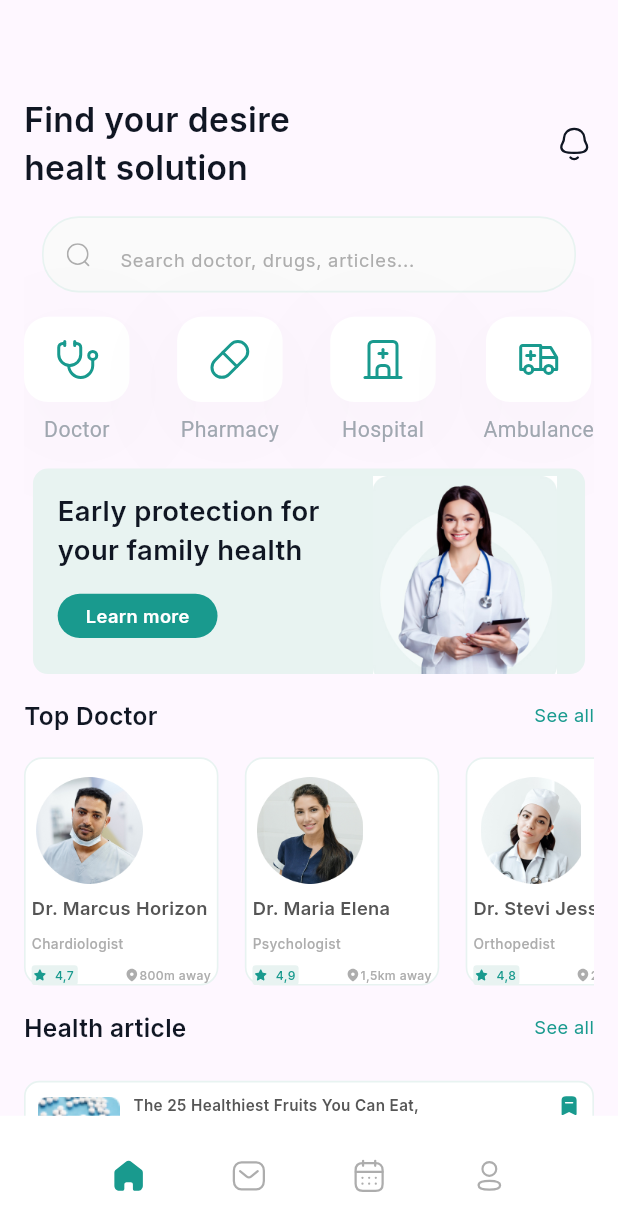
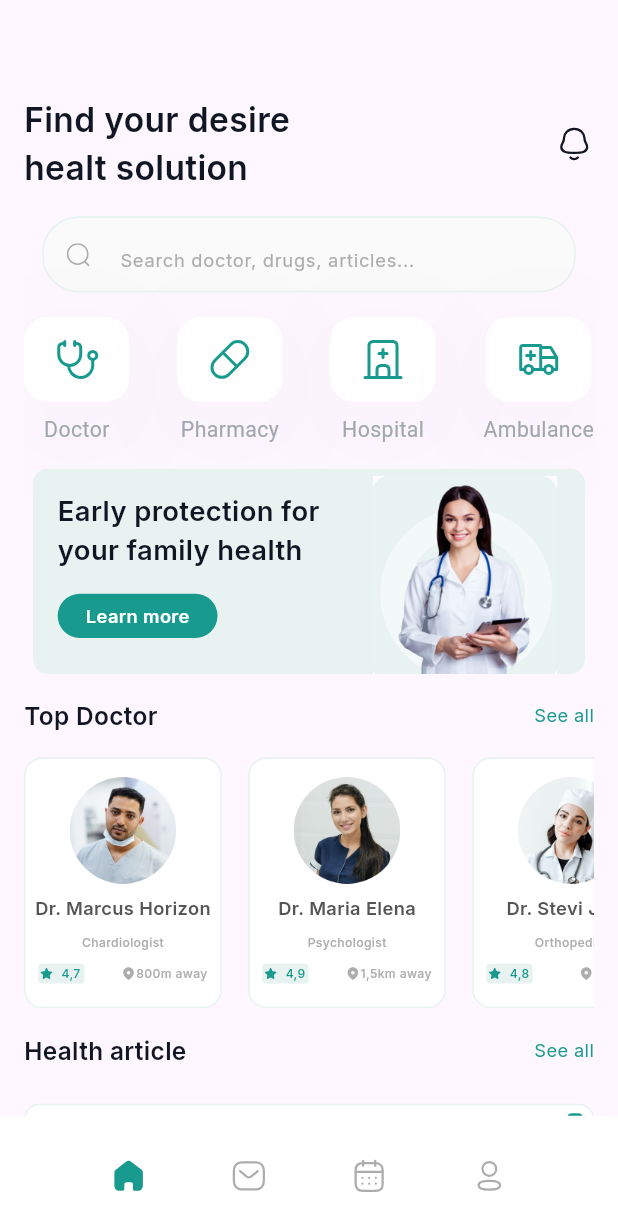
Before and after one commit to Elawady2002/Gdg-task, a Flutter app: the screen it shows after launch, on a phone screen of 412 x 824 dp. Shown: the top 1231 px of the screen. Run offline on Flutter 3.47's test engine with Material 3 defaults, Android fonts, the phone set to English and light mode, and no system bars; our stand-ins replace flutter_riverpod, flutter_screenutil, flutter_svg, google_fonts; Roboto replaces fonts that are missing (SF Pro Display).

Commit message:
Finish all modifications

```diff
--- a/lib/data/top_doctor_list.dart
+++ b/lib/data/top_doctor_list.dart
@@ -14,25 +14,23 @@ List<TopDoctorModel> doctor = [
       location: '1,5km away',
       star: '4,9'),
   TopDoctorModel(
-      image: 'assets/images/pexels-thirdman-5327580.jpg',
+      image: 'assets/images/Avatar.jpg',
+      name: 'Dr. Stevi Jessi',
+      job: 'Orthopedist',
+      location: '2km away',
+      star: '4,8'),
+  TopDoctorModel(  image: 'assets/images/Avatar.jpg',
       name: 'Dr. Stevi Jessi',
       job: 'Orthopedist',
       location: '2km away',
       star: '4,8'),
   TopDoctorModel(
-      image: 'assets/images/pexels-thirdman-5327580.jpg',
+  image: 'assets/images/Avatar.jpg',
       name: 'Dr. Stevi Jessi',
       job: 'Orthopedist',
       location: '2km away',
       star: '4,8'),
-  TopDoctorModel(
-      image: 'assets/images/pexels-thirdman-5327580.jpg',
-      name: 'Dr. Stevi Jessi',
-      job: 'Orthopedist',
-      location: '2km away',
-      star: '4,8'),
-  TopDoctorModel(
-      image: 'assets/images/pexels-thirdman-5327580.jpg',
+  TopDoctorModel(  image: 'assets/images/Avatar.jpg',
       name: 'Dr. Stevi Jessi',
       job: 'Orthopedist',
       location: '2km away',
--- a/lib/views/Widgets/home/article.dart
+++ b/lib/views/Widgets/home/article.dart
@@ -18,7 +18,7 @@ class Article extends StatelessWidget {
         ),
       ),
       child: Padding(
-        padding: const EdgeInsets.all(8.0),
+        padding: const EdgeInsets.all(4),
         child: Row(
           mainAxisAlignment: MainAxisAlignment.start,
           crossAxisAlignment: CrossAxisAlignment.start,
--- a/lib/views/Widgets/home/card_top_doctor.dart
+++ b/lib/views/Widgets/home/card_top_doctor.dart
@@ -12,7 +12,7 @@ class CardTopDoctor extends StatelessWidget {
   Widget build(BuildContext context) {
     return Container(
       padding: const EdgeInsets.all(4),
-      width: 118.w,
+      width: 120.w,
       height: 100.h,
       decoration: ShapeDecoration(
         color: Colors.white,
@@ -23,7 +23,7 @@ class CardTopDoctor extends StatelessWidget {
       ),
       child: Column(
         mainAxisAlignment: MainAxisAlignment.start,
-        crossAxisAlignment: CrossAxisAlignment.start,
+        crossAxisAlignment: CrossAxisAlignment.center,
         mainAxisSize: MainAxisSize.max,
         children: [
           SizedBox(
@@ -33,7 +33,10 @@ class CardTopDoctor extends StatelessWidget {
               width: 70.w,
               height: 70.h,
               alignment: Alignment.center,
-              child: Image.asset(doctorModel.image)),
+              child: Image.asset(
+                doctorModel.image,
+                fit: BoxFit.contain,
+              )),
           SizedBox(
             height: 8.h,
           ),
@@ -53,7 +56,7 @@ class CardTopDoctor extends StatelessWidget {
             doctorModel.job,
             style: TextStyle(
               color: const Color(0xFFADADAD),
-              fontSize: 9.sp,
+              fontSize: 8.sp,
               fontFamily: 'Inter',
               fontWeight: FontWeight.w500,
             ),
@@ -61,7 +64,9 @@ class CardTopDoctor extends StatelessWidget {
           SizedBox(
             height: 8.h,
           ),
-          Row(
+          Padding(
+            padding: EdgeInsets.symmetric(horizontal: 4.w),
+            child: Row(
               children: [
                 Container(
                   width: 28.w,
@@ -98,7 +103,8 @@ class CardTopDoctor extends StatelessWidget {
                 SizedBox(
                   child: Row(
                     children: [
-                    SvgPicture.asset('assets/images/iconly-bold-location.svg'),
+                      SvgPicture.asset(
+                          'assets/images/iconly-bold-location.svg'),
                       Text(
                         doctorModel.location,
                         style: TextStyle(
@@ -113,6 +119,7 @@ class CardTopDoctor extends StatelessWidget {
                 )
               ],
             ),
+          ),
         ],
       ),
     );
--- a/lib/views/Widgets/home/list_of_top_doctor.dart
+++ b/lib/views/Widgets/home/list_of_top_doctor.dart
@@ -18,7 +18,7 @@ class _ListOfTopDoctorState extends State<ListOfTopDoctor> {
   @override
   Widget build(BuildContext context) {
     return SizedBox(
-      height: 150.h,
+      height: 165.h,
       child: ListView.separated(
         separatorBuilder: (context, index) {
           return SizedBox(
```
Also changed, not shown: assets/images/Avatar.jpg (added). Lines whose indentation alone changed are shown as unchanged.
